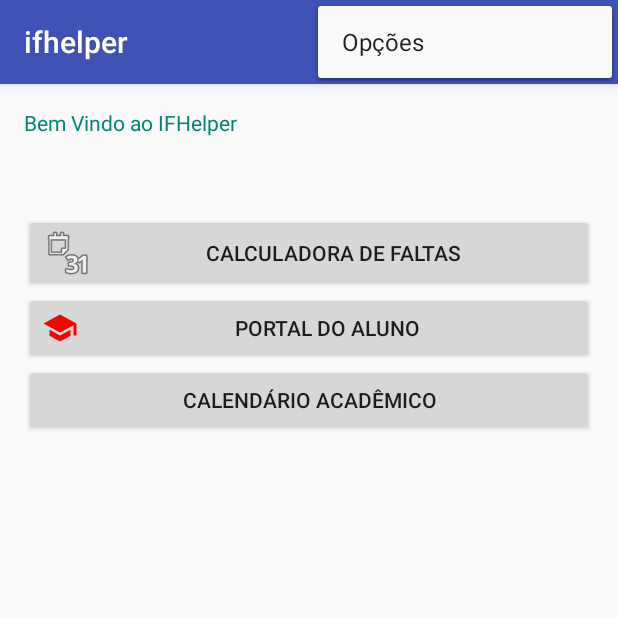
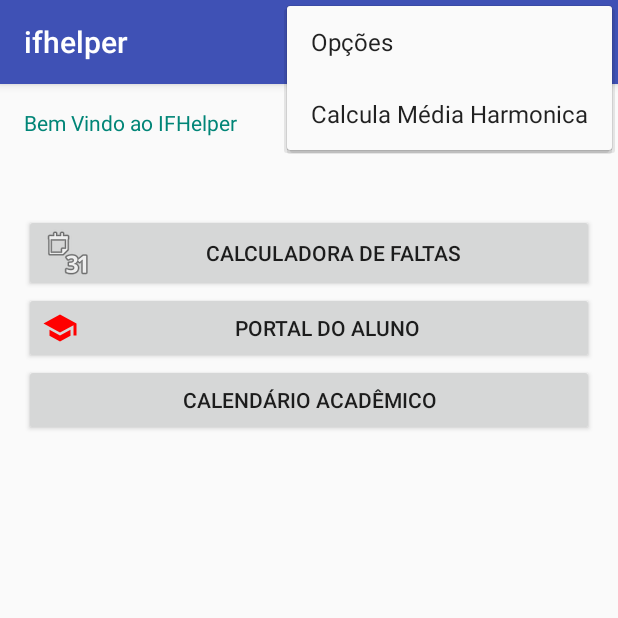
Before and after one commit to rafael-couto-e/ifhelper, an Android app: the screen it shows after launch (MainActivity), with the options menu open, on a phone screen of 412 x 824 dp, the top half of it. Run offline under Robolectric (Android 15) with nearby library versions, the light colour scheme and no system bars.

```diff
--- a/app/src/main/res/menu/menu_main.xml
+++ b/app/src/main/res/menu/menu_main.xml
@@ -7,5 +7,10 @@
         android:orderInCategory="100"
         android:title="@string/action_settings"
         app:showAsAction="never" />
+    <item
+        android:id="@+id/action_calcula_hamonica"
+        android:orderInCategory="100"
+        android:title="@string/calcula_media_harmonica"
+        app:showAsAction="never" />
 
 </menu>
--- a/app/src/main/res/values/strings.xml
+++ b/app/src/main/res/values/strings.xml
@@ -2,4 +2,8 @@
     <string name="app_name">ifhelper</string>
     <string name="action_settings">Opções</string>
     <string name="bem_vindo_ao_ifhelper">Bem Vindo ao IFHelper</string>
+    <string name="calcula_media_harmonica">Calcula Média Harmonica</string>
+    <string name="media">Média</string>
+
+    <!-- Strings related to login -->
 </resources>
--- a/build.gradle
+++ b/build.gradle
@@ -5,7 +5,7 @@ buildscript {
         jcenter()
     }
     dependencies {
-        classpath 'com.android.tools.build:gradle:2.1.3'
+        classpath 'com.android.tools.build:gradle:2.3.3'
 
         // NOTE: Do not place your application dependencies here; they belong
         // in the individual module build.gradle files
```
Also changed, not shown: app/src/main/AndroidManifest.xml (+8 -1 lines), app/src/main/java/ifrs/canoas/ifhelper/MainActivity.java (+12 -1 lines), 1 other file.
